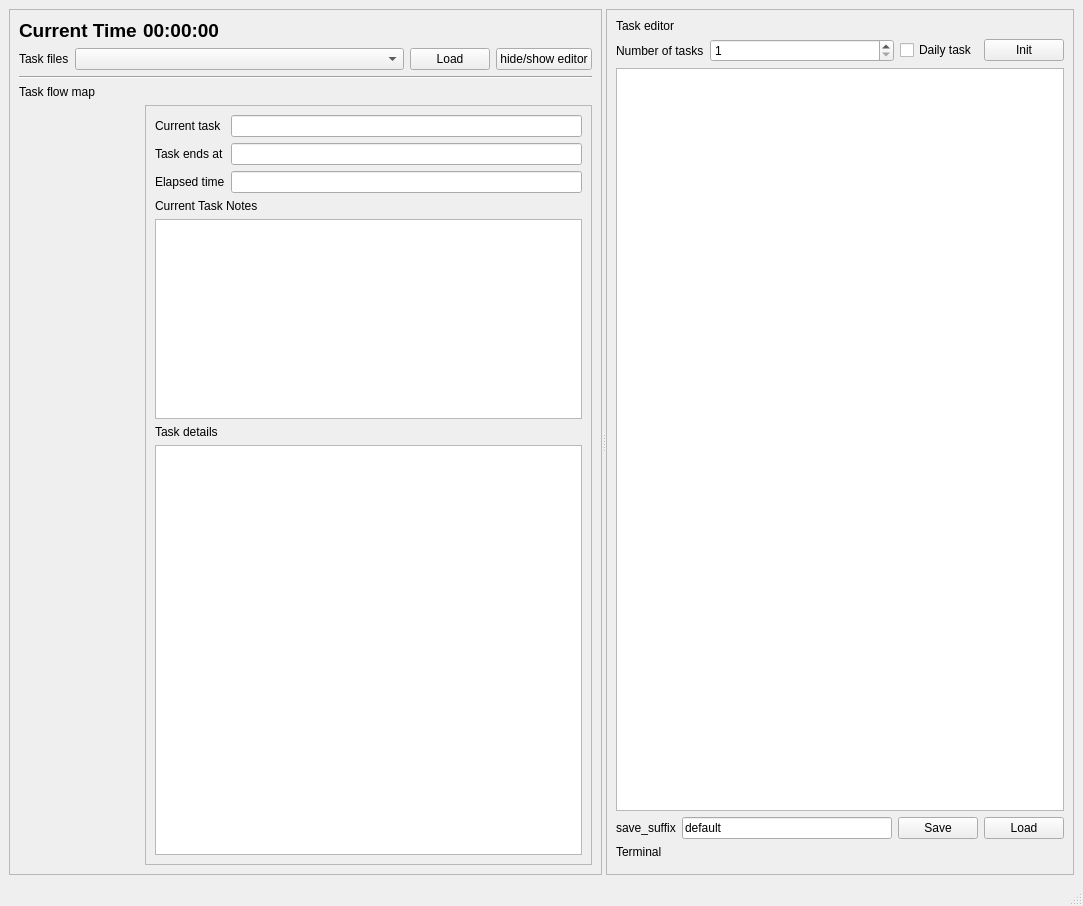
First picture: the form in task_manager.ui, repository jackey-qiu/Task_Manager, before the edit.
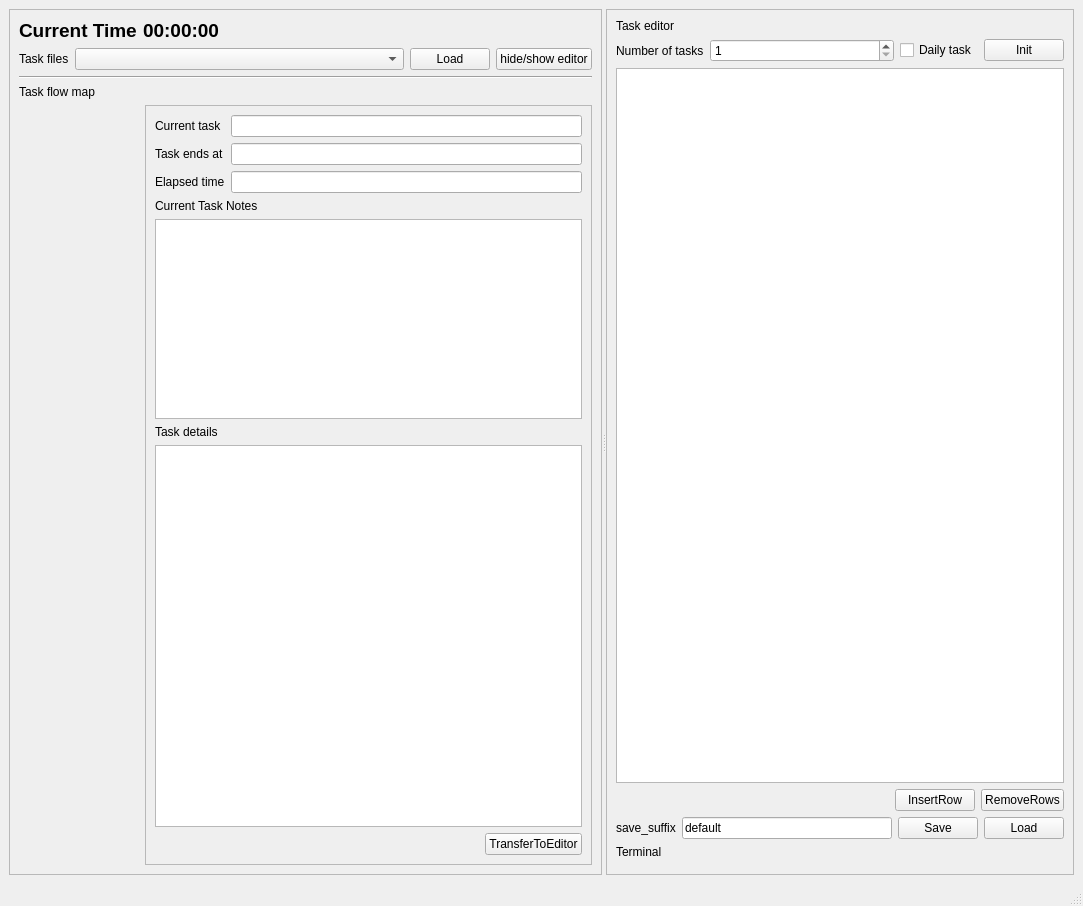
Second picture: the form after the edit. Custom widgets are drawn as their Qt base class.

Commit message: able to transfer data to editor; possible to remove or insert rows

Patch:
```diff
--- a/task_manager.ui
+++ b/task_manager.ui
@@ -238,6 +238,30 @@
              <item>
               <widget class="QTableView" name="tableView_task_details"/>
              </item>
+             <item>
+              <layout class="QHBoxLayout" name="horizontalLayout_7">
+               <item>
+                <spacer name="horizontalSpacer_2">
+                 <property name="orientation">
+                  <enum>Qt::Horizontal</enum>
+                 </property>
+                 <property name="sizeHint" stdset="0">
+                  <size>
+                   <width>40</width>
+                   <height>20</height>
+                  </size>
+                 </property>
+                </spacer>
+               </item>
+               <item>
+                <widget class="QPushButton" name="pushButton_transfer">
+                 <property name="text">
+                  <string>TransferToEditor</string>
+                 </property>
+                </widget>
+               </item>
+              </layout>
+             </item>
             </layout>
            </widget>
           </item>
@@ -313,6 +337,37 @@
         <item>
          <widget class="QTableView" name="tableView_task"/>
         </item>
+        <item>
+         <layout class="QHBoxLayout" name="horizontalLayout_8">
+          <item>
+           <spacer name="horizontalSpacer_3">
+            <property name="orientation">
+             <enum>Qt::Horizontal</enum>
+            </property>
+            <property name="sizeHint" stdset="0">
+             <size>
+              <width>40</width>
+              <height>20</height>
+             </size>
+            </property>
+           </spacer>
+          </item>
+          <item>
+           <widget class="QPushButton" name="pushButton_insert_row">
+            <property name="text">
+             <string>InsertRow</string>
+            </property>
+           </widget>
+          </item>
+          <item>
+           <widget class="QPushButton" name="pushButton_remove_rows">
+            <property name="text">
+             <string>RemoveRows</string>
+            </property>
+           </widget>
+          </item>
+         </layout>
+        </item>
         <item>
          <layout class="QHBoxLayout" name="horizontalLayout_5">
           <item>
```
Left out of the diff: 9 changed lines with no effect on the pictures. The commit also changes 1 other file.
